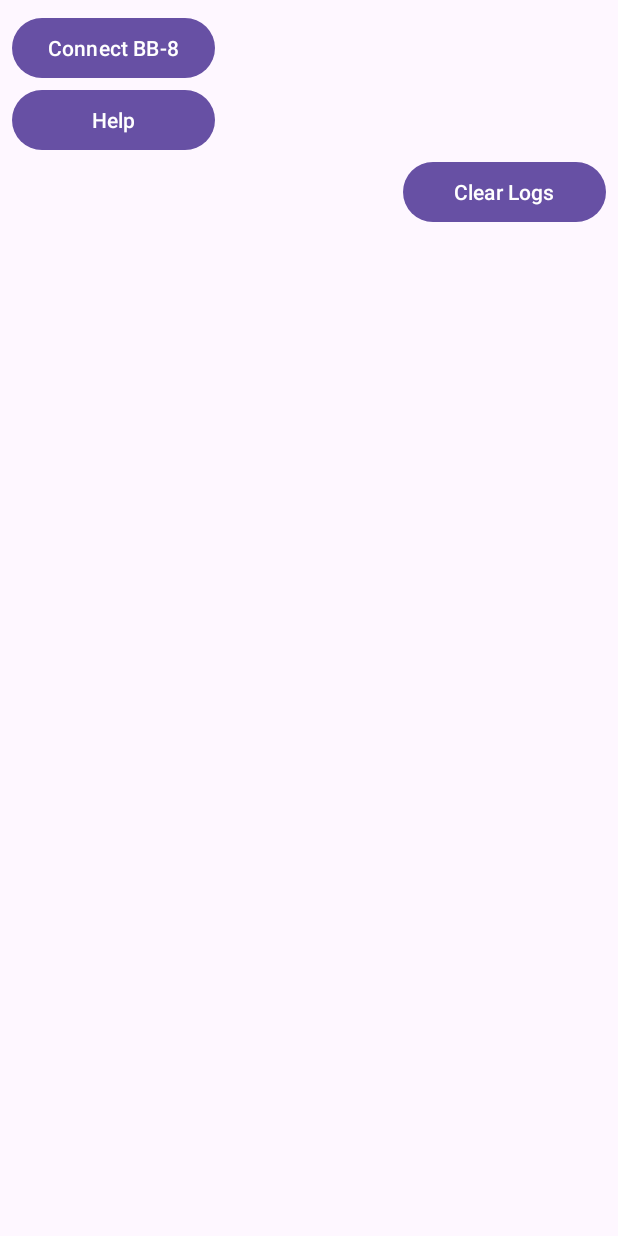
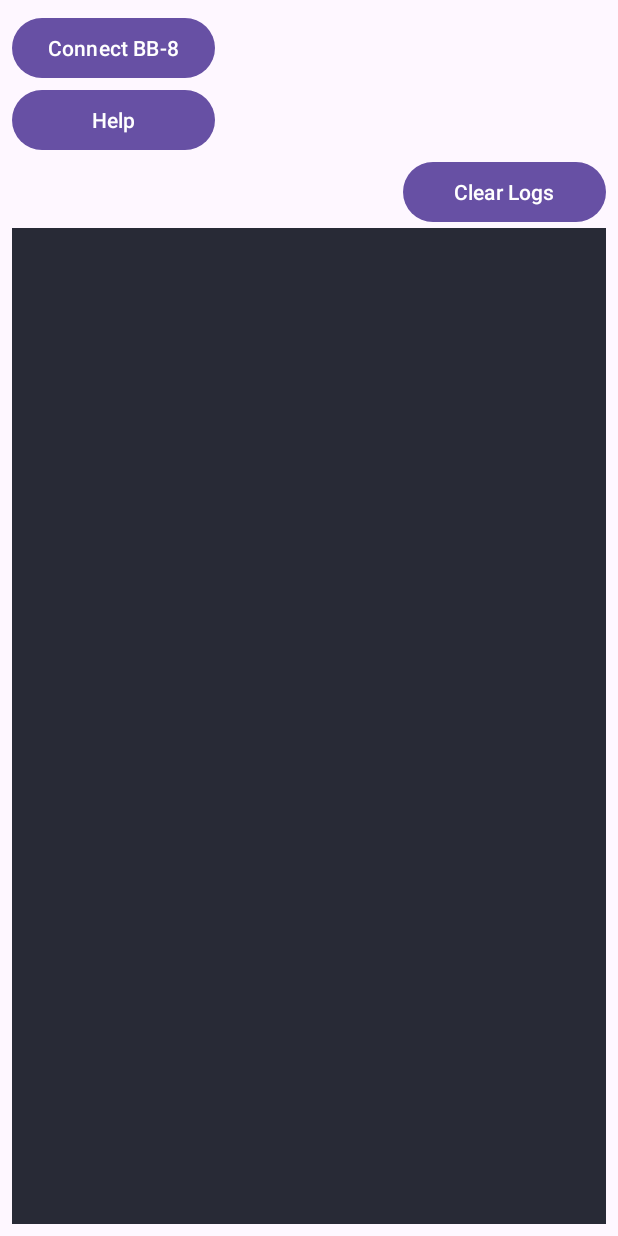
Before and after one commit to painnick/BB8Controller, an Android app: the screen it shows after launch (MainActivity), on a phone screen of 412 x 824 dp. Run offline under Robolectric (Android 15) with nearby library versions, the phone set to English and light mode, and no system bars.

Commit message:
UPDATE. Log에 색상 적용

```diff
--- a/app/src/main/res/layout/activity_main.xml
+++ b/app/src/main/res/layout/activity_main.xml
@@ -54,13 +54,15 @@
 
         <ScrollView
             android:layout_width="match_parent"
-            android:layout_height="match_parent">
+            android:layout_height="match_parent"
+            android:background="#282A36"
+            >
 
-            <TextView
-                android:id="@+id/txtBtLogs"
-                android:layout_width="match_parent"
+            <TableLayout
+                android:id="@+id/tblClearLogs"
+                android:layout_width="wrap_content"
                 android:layout_height="wrap_content"
-                android:text="" />
+                />
         </ScrollView>
 
     </LinearLayout>
```
Also changed, not shown: app/src/main/java/com/painnick/bb8controller/MainActivity.java (+45 -9 lines).
